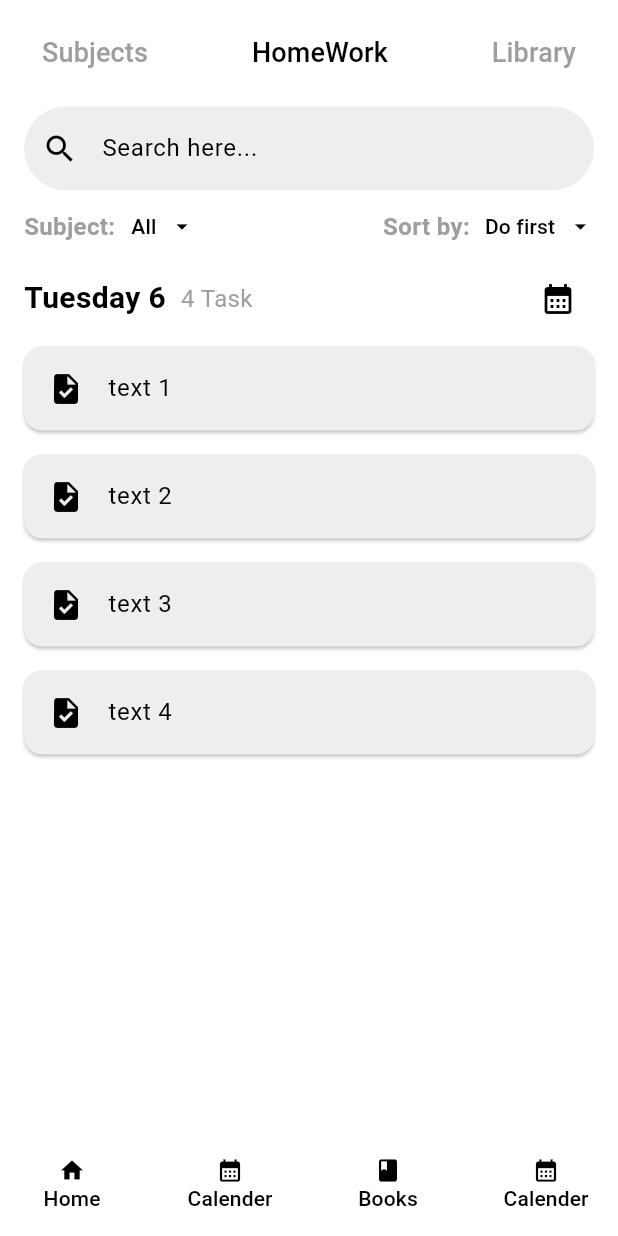
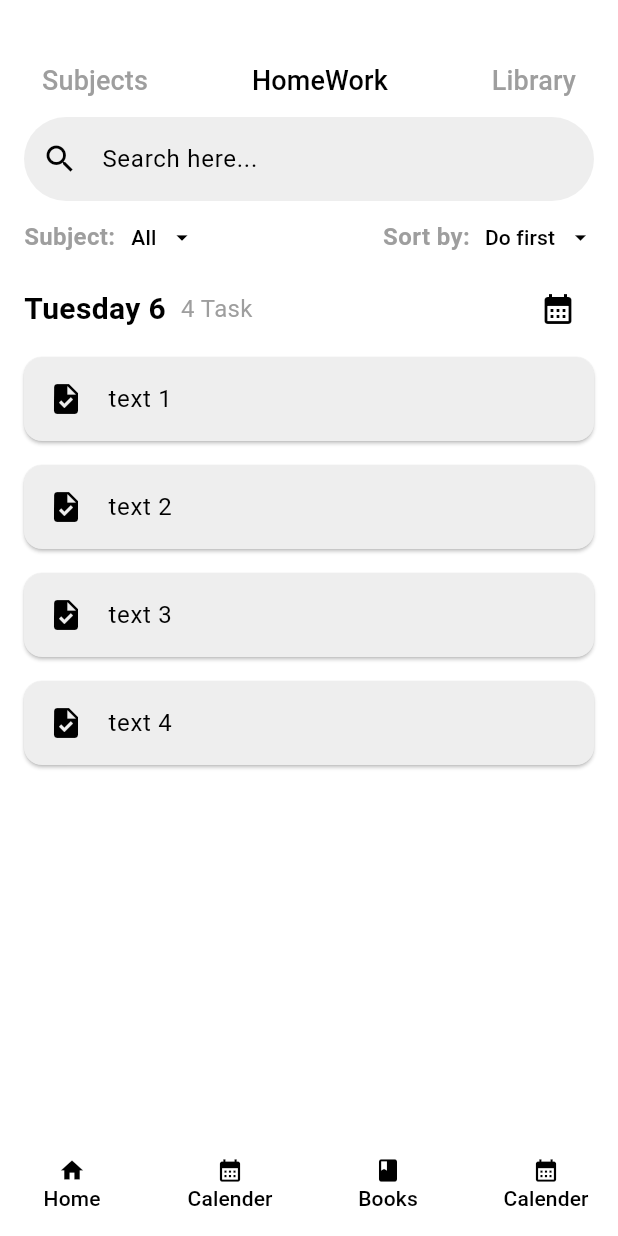
Before and after one commit to umardraz2004/Flutter-db, a Flutter app: the screen it shows after launch, on a phone screen of 412 x 824 dp. Run offline on Flutter 3.47's test engine with Material 3 defaults, Android fonts, the phone set to English and light mode, and no system bars; our stand-ins replace sqflite; accounts and stored records are empty.

Commit message:
first commit

```diff
--- a/lib/components/header.dart
+++ b/lib/components/header.dart
@@ -1,12 +1,10 @@
 import 'package:flutter/material.dart';
 
-class Header extends StatelessWidget implements PreferredSizeWidget {
+class Header extends StatelessWidget {
   const Header({super.key});
   @override
   Widget build(BuildContext context) {
-    return AppBar(
-      backgroundColor: Colors.white,
-      title: Padding(
+    return Padding(
       padding: const EdgeInsets.only(top: 15),
       child: Row(
         mainAxisAlignment: MainAxisAlignment.spaceBetween,
@@ -40,10 +38,6 @@ class Header extends StatelessWidget implements PreferredSizeWidget {
           ),
         ],
       ),
-      ),
     );
   }
-
-  @override
-  Size get preferredSize => Size.fromHeight(kToolbarHeight);
 }
--- a/lib/main.dart
+++ b/lib/main.dart
@@ -68,7 +68,6 @@ class _MyHomePageState extends State<MyHomePage> {
   @override
   Widget build(BuildContext context) {
     return Scaffold(
-      appBar: Header(),
       body: isLoading
           ? const Center(
               child:
@@ -77,6 +76,7 @@ class _MyHomePageState extends State<MyHomePage> {
               padding: const EdgeInsets.only(left: 16, right: 16, top: 15),
               child: Column(
                 children: [
+                  Header(),
                   SearchBarField(onSearchChanged: (value) {}),
                   // Filter section
                   FilterSection(),
```
Lines whose indentation alone changed are shown as unchanged.
